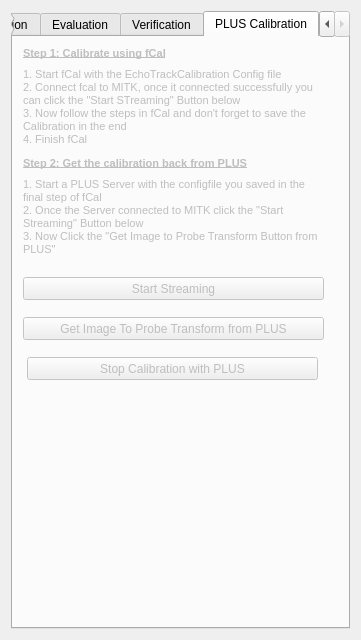
First picture: the form in Plugins/org.mitk.gui.qt.usnavigation/src/internal/UltrasoundCalibrationControls.ui, repository MITK/MITK, before the edit.
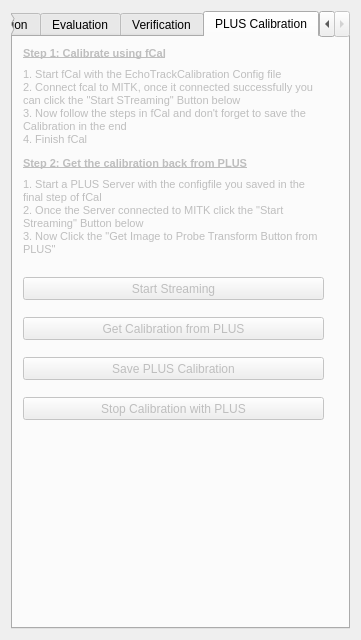
Second picture: the form after the edit. Custom widgets are drawn as their Qt base class.

Commit message:
Completes Calibration of EchoTrack with PLUS
You can now calibrate EchoTrack using PLUS and save the Calibration for
later use. PLUS provides the complete ImageToTrackerTransform, so no
calculating in MITK is needed. Just recieve the Transform and save it,
There is still work to do, to use all this with an UltrasoundMachine that
is connected using a framegrabber. For now it just works with the Telemed
device.

```diff
--- a/Plugins/org.mitk.gui.qt.usnavigation/src/internal/UltrasoundCalibrationControls.ui
+++ b/Plugins/org.mitk.gui.qt.usnavigation/src/internal/UltrasoundCalibrationControls.ui
@@ -662,7 +662,7 @@
         </rect>
        </property>
        <property name="text">
-        <string>Get Image To Probe Transform from PLUS</string>
+        <string>Get Calibration from PLUS</string>
        </property>
       </widget>
       <widget class="QPushButton" name="m_StartStreaming">
@@ -760,9 +760,9 @@
       <widget class="QPushButton" name="m_StopPlusCalibration">
        <property name="geometry">
         <rect>
-         <x>14</x>
-         <y>320</y>
-         <width>291</width>
+         <x>10</x>
+         <y>360</y>
+         <width>301</width>
          <height>23</height>
         </rect>
        </property>
@@ -770,6 +770,19 @@
         <string>Stop Calibration with PLUS</string>
        </property>
       </widget>
+      <widget class="QPushButton" name="m_SavePlusCalibration">
+       <property name="geometry">
+        <rect>
+         <x>10</x>
+         <y>320</y>
+         <width>301</width>
+         <height>23</height>
+        </rect>
+       </property>
+       <property name="text">
+        <string>Save PLUS Calibration</string>
+       </property>
+      </widget>
      </widget>
     </widget>
    </item>
```
Left out of the diff: 6 changed lines with no effect on the pictures. The commit also changes 2 other files.
